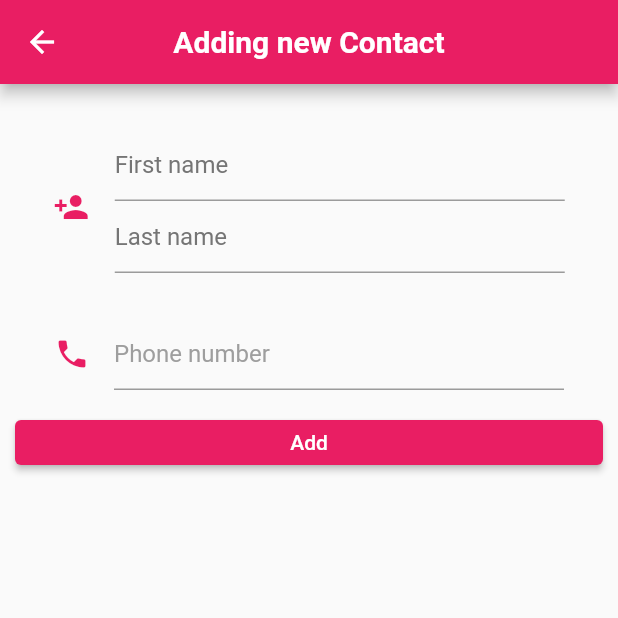
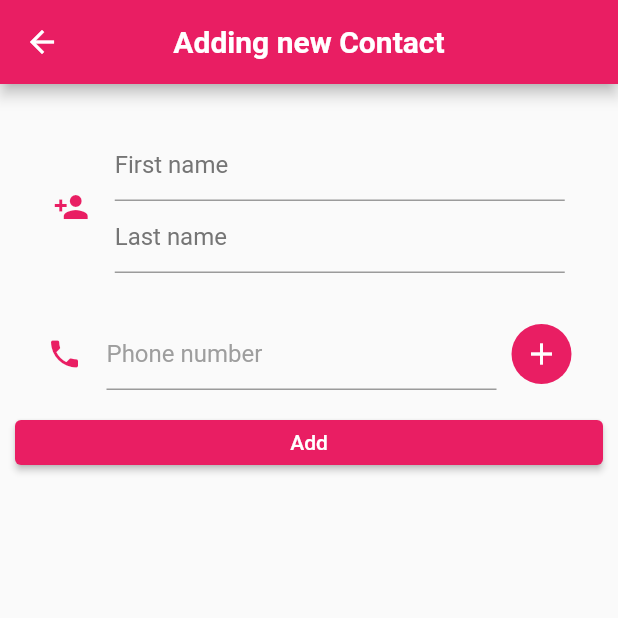
Before and after one commit to AY2020-2021-CpE-OJT/FlutterApp_Song, a Flutter app: the add_new screen opened directly with empty values, on a phone screen of 412 x 824 dp, the top half of it. Run offline on Flutter 3.47's test engine with Material 2 defaults, Android fonts, the light colour scheme and no system bars; our stand-ins replace pull_to_refresh.

Commit message:
add more phone number button

```diff
--- a/lib/Page/addDataPage.dart
+++ b/lib/Page/addDataPage.dart
@@ -1,6 +1,6 @@
 import 'package:flutter/cupertino.dart';
 import 'package:flutter/material.dart';
-import 'package:http/http.dart' as http;
+import 'package:http/http.dart'as http;
 
 var lname, fname;
 var phone_number;
@@ -9,10 +9,16 @@ final controllerOne = TextEditingController();
 final controllerTwo = TextEditingController();
 final controllerThree = TextEditingController();
 
-class add_new extends StatelessWidget {
+
+class add_new extends StatefulWidget {
   final token;
   const add_new({Key? key, this.token}) : super(key: key);
 
+  @override
+  _add_newState createState() => _add_newState();
+}
+
+class _add_newState extends State<add_new> {
   @override
   Widget build(BuildContext context) {
     return Scaffold(
@@ -26,7 +32,7 @@ class add_new extends StatelessWidget {
           style: TextStyle(fontWeight: FontWeight.bold),
         ),
       ),
-      body: input(context,token),
+      body: input(context,widget.token),
     );
   }
 }
@@ -49,7 +55,7 @@ Widget input(BuildContext context,String token) {
                 mainAxisAlignment: MainAxisAlignment.center,
                 children: [
                   Container(
-                width: 340,
+                    width: 300,
                     child: TextField(
                       decoration: InputDecoration(
                           icon: PhoneIcon(context),
@@ -58,6 +64,20 @@ Widget input(BuildContext context,String token) {
                       controller: controllerThree,
                     ),
                   ),
+                  SizedBox(width: 10,),
+                  Container(
+                    width: 40,
+                    height: 40,
+                    child: Ink(
+                    decoration: ShapeDecoration(
+                      color: Colors.pink,
+                      shape: CircleBorder(),
+                    ),
+                    child: IconButton(
+                      icon: Icon(Icons.add,color: Colors.white,),
+                      onPressed: () { },
+                    ),
+                  ),)
                 ],
               ),
             ),
```
Lines whose indentation alone changed are shown as unchanged.
